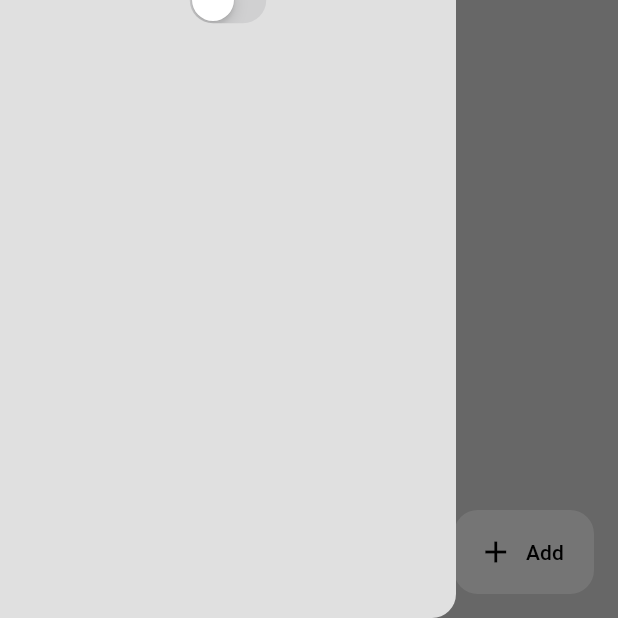
After one commit to kiddo4/habitracker, a Flutter app: the screen it shows after launch, with the side drawer open, on a phone screen of 412 x 824 dp, the part 618-1236 px from its top. The commit adds this screen. Run offline on Flutter 3.47's test engine with Material 3 defaults, Android fonts, the phone set to English and light mode, and no system bars; our stand-ins replace isar; accounts and stored records are empty; generated files the repository leaves out were written again.

Commit message:
working on ui

```diff
--- a/lib/pages/home_page.dart
+++ b/lib/pages/home_page.dart
@@ -1,6 +1,9 @@
 import 'package:flutter/cupertino.dart';
 import 'package:flutter/material.dart';
 import 'package:myapp/config/theme/theme_provider.dart';
+import 'package:myapp/database/habit_database.dart';
+import 'package:myapp/models/habit.dart';
+import 'package:myapp/widgets/drawer_widget.dart';
 import 'package:provider/provider.dart';
 
 class HomePage extends StatefulWidget {
@@ -11,18 +14,63 @@ class HomePage extends StatefulWidget {
 }
 
 class _HomePageState extends State<HomePage> {
+
+  final textController = TextEditingController();
+
+  void creatNewHabit() {
+    showDialog(
+      context: context,
+      builder: (context) => AlertDialog(
+        content: TextField(
+          controller: textController,
+          decoration: const InputDecoration(
+            hintText: 'Enter new habit',
+            ),
+        ),
+        actions: [
+          MaterialButton(
+            onPressed: () {
+              Navigator.of(context).pop();
+              textController.clear();
+            },
+            child: const Text('Cancel'),
+            ),
+          MaterialButton(
+            onPressed: () {
+              String newHabitName = textController.text;
+
+              context.read<HabitDatabase>().addHabit(newHabitName);
+
+              Navigator.of(context).pop();
+
+              textController.clear();
+            },
+            child: const Text('Add'),
+            )
+        ],
+      )
+    );
+  }
   @override
   Widget build(BuildContext context) {
     return Scaffold(
+      backgroundColor: Theme.of(context).colorScheme.surface,
       appBar: AppBar(),
-      drawer: Drawer(
-        backgroundColor: Theme.of(context).colorScheme.surface,
-        child: CupertinoSwitch(
-          value: Provider.of<ThemeProvider>(context).isDarkMode,
-          onChanged: (value) =>
-            Provider.of<ThemeProvider>(context, listen: false).toggleTheme()
-          ),
-      ),
+      drawer: const MyDrawer(),
+      floatingActionButton: FloatingActionButton.extended(
+      onPressed: creatNewHabit,
+      elevation: 0,
+      backgroundColor: Theme.of(context).colorScheme.tertiary,
+      icon: const Icon(
+        Icons.add,
+        color: Colors.black,
+        ),
+      label: const Text(
+        'Add',
+        style: TextStyle(color: Colors.black,),
+        ),
+      )
     );
+
   }
 }
--- /dev/null
+++ b/lib/widgets/drawer_widget.dart
@@ -0,0 +1,20 @@
+import 'package:flutter/cupertino.dart';
+import 'package:flutter/material.dart';
+import 'package:myapp/config/theme/theme_provider.dart';
+import 'package:provider/provider.dart';
+
+class MyDrawer extends StatelessWidget {
+  const MyDrawer({super.key});
+
+  @override
+  Widget build(BuildContext context) {
+    return Drawer(
+        backgroundColor: Theme.of(context).colorScheme.surface,
+        child: CupertinoSwitch(
+          value: Provider.of<ThemeProvider>(context).isDarkMode,
+          onChanged: (value) =>
+            Provider.of<ThemeProvider>(context, listen: false).toggleTheme()
+          ),
+      );
+  }
+}
```
